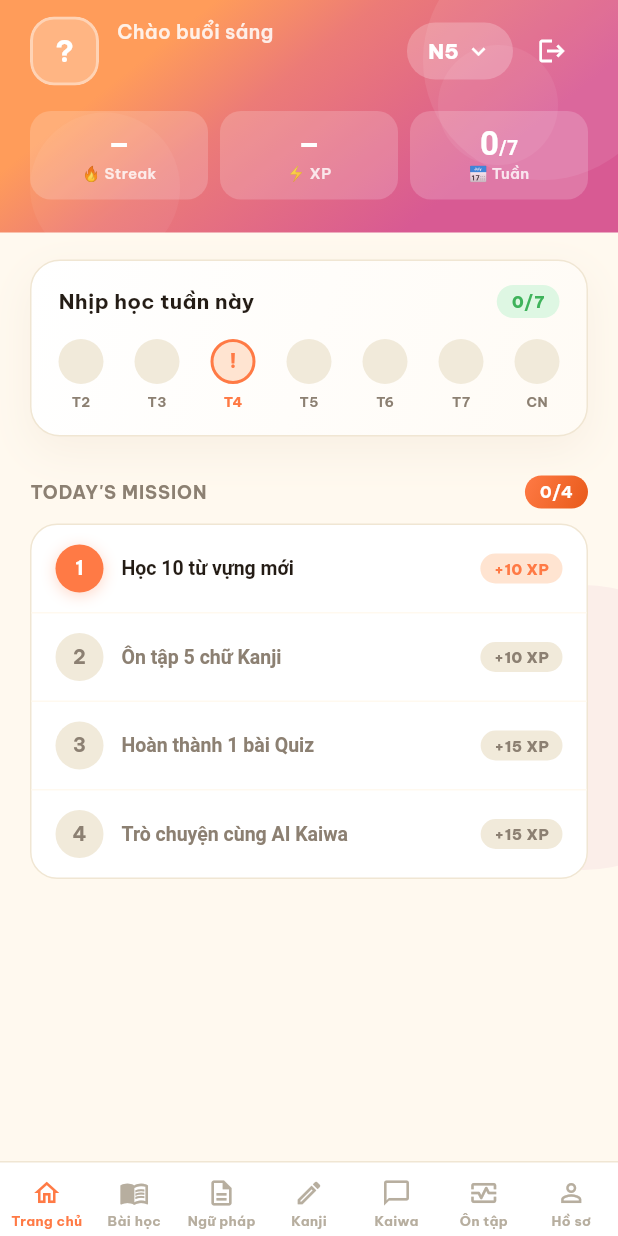
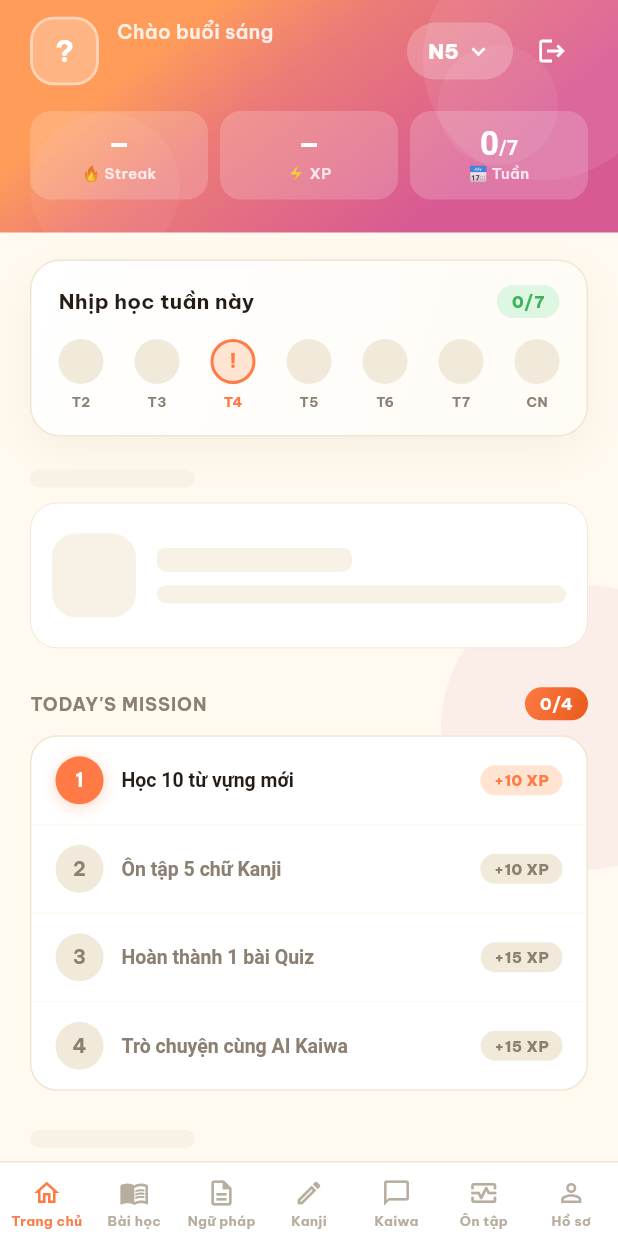
Before and after one commit to vietdct/app_nihongo, a Flutter app: the screen it shows once a user with an empty profile is signed in, on a phone screen of 412 x 824 dp. Run offline on Flutter 3.47's test engine with Material 3 defaults, Android fonts, the phone set to English and light mode, and no system bars; our stand-ins replace audioplayers, drift, drift_flutter, fl_chart, flutter_riverpod, flutter_tts and 6 more; missing offline and left inert: record; accounts and stored records are empty; generated files the repository leaves out were written again; statements that could not run were skipped.

Commit message:
feat(ui): skeleton loading thay vòng xoay ở Home, Bài học, Từ vựng, Kanji, Ngữ pháp
Widget Skeleton dùng chung (1 controller/scope, tĩnh khi giảm chuyển động,
màu riêng sáng/tối, 1 nhãn cho screen reader). Áp dụng cho danh sách và trang
chủ Từ vựng/Kanji/Ngữ pháp, danh sách bài học, Lộ trình IT và 4 vùng của Home
chỉ khi tải lần đầu. Home không còn hiện "0/4" nhiệm vụ khi chưa tải xong.
Không đổi provider, query, cache hay điều hướng.

Co-Authored-By: Claude Sonnet 5.5 <noreply@anthropic.com>

```diff
--- a/lib/features/grammar/grammar_home_screen.dart
+++ b/lib/features/grammar/grammar_home_screen.dart
@@ -8,6 +8,7 @@ import '../../domain/entities/grammar_progress.dart';
 import '../../shared/level_badge.dart';
 import '../../shared/motion/animated_progress_bar.dart';
 import '../../shared/motion/press_scale.dart';
+import '../../shared/skeleton_layouts.dart';
 import '../lesson/providers/content_providers.dart';
 import '../lesson/providers/level_providers.dart';
 import 'providers/grammar_progress_providers.dart';
@@ -33,7 +34,7 @@ class GrammarHomeScreen extends ConsumerWidget {
         actions: const [LevelBadge(), SizedBox(width: 12)],
       ),
       body: grammarAsync.when(
-        loading: () => const Center(child: CircularProgressIndicator()),
+        loading: () => const SectionedHomeSkeleton(),
         error: (e, _) => Center(child: Text('Lỗi: $e')),
         data: (all) {
           if (all.isEmpty) {
--- a/lib/features/grammar/grammar_list_screen.dart
+++ b/lib/features/grammar/grammar_list_screen.dart
@@ -9,6 +9,7 @@ import '../../domain/entities/lesson.dart';
 import '../../shared/debounced_search_field.dart';
 import '../../shared/lesson_filter_dropdown.dart';
 import '../../shared/level_badge.dart';
+import '../../shared/skeleton_layouts.dart';
 import '../lesson/providers/content_providers.dart';
 import '../lesson/providers/level_providers.dart';
 import 'providers/grammar_progress_providers.dart';
@@ -109,7 +110,7 @@ class GrammarListScreen extends ConsumerWidget {
           ),
           Expanded(
             child: grammarAsync.when(
-              loading: () => const Center(child: CircularProgressIndicator()),
+              loading: () => const ListCardSkeleton(),
               error: (e, _) => Center(child: Text('Lỗi: $e')),
               data: (all) {
                 if (all.isEmpty) {
--- a/lib/features/home/home_screen.dart
+++ b/lib/features/home/home_screen.dart
@@ -11,6 +11,8 @@ import '../../shared/level_badge.dart';
 import '../../shared/motion/animated_count.dart';
 import '../../shared/motion/animated_progress_bar.dart';
 import '../../shared/motion/press_scale.dart';
+import '../../shared/skeleton.dart';
+import '../../shared/skeleton_layouts.dart';
 import '../auth/auth_controller.dart';
 import '../grammar/providers/grammar_progress_providers.dart';
 import '../kanji/providers/kanji_progress_providers.dart';
@@ -88,12 +90,21 @@ class HomeScreen extends ConsumerWidget {
     final profile = profileAsync.valueOrNull;
     final displayName = profile?.displayName ?? email;
 
-    final vocabList = ref.watch(vocabularyListProvider).valueOrNull;
-    final kanjiList = ref.watch(kanjiListProvider).valueOrNull;
-    final grammarList = ref.watch(grammarListProvider).valueOrNull;
-    final vocabProgress = ref.watch(vocabProgressProvider).valueOrNull;
-    final kanjiProgress = ref.watch(kanjiProgressProvider).valueOrNull;
-    final grammarProgress = ref.watch(grammarProgressProvider).valueOrNull;
+    final vocabListAsync = ref.watch(vocabularyListProvider);
+    final kanjiListAsync = ref.watch(kanjiListProvider);
+    final grammarListAsync = ref.watch(grammarListProvider);
+    final vocabProgressAsync = ref.watch(vocabProgressProvider);
+    final kanjiProgressAsync = ref.watch(kanjiProgressProvider);
+    final grammarProgressAsync = ref.watch(grammarProgressProvider);
+    final vocabList = vocabListAsync.valueOrNull;
+    final kanjiList = kanjiListAsync.valueOrNull;
+    final grammarList = grammarListAsync.valueOrNull;
+    final vocabProgress = vocabProgressAsync.valueOrNull;
+    final kanjiProgress = kanjiProgressAsync.valueOrNull;
+    final grammarProgress = grammarProgressAsync.valueOrNull;
+    // Chỉ coi là "đang tải lần đầu" khi chưa có dữ liệu nào (đang làm mới mà đã
+    // có dữ liệu cũ thì không phủ skeleton lên nội dung đang hiển thị).
+    bool firstLoad(AsyncValue<Object?> a) => a.isLoading && !a.hasValue;
 
     final progressGauges = <_ProgressGaugeData>[
       if (_knownStats(vocabList, vocabProgress, (v) => v.id) case final s?)
@@ -205,6 +216,9 @@ class HomeScreen extends ConsumerWidget {
                             ],
                           ),
                         ),
+                  loading: () => currentLessonAsync.hasValue
+                      ? const SizedBox.shrink()
+                      : const _SectionSkeleton(top: 22, cardHeight: 96),
                   orElse: () => const SizedBox.shrink(),
                 ),
                 const Padding(
@@ -223,6 +237,16 @@ class HomeScreen extends ConsumerWidget {
                       ],
                     ),
                   ),
+                if (progressGauges.isEmpty &&
+                    [
+                      vocabListAsync,
+                      kanjiListAsync,
+                      grammarListAsync,
+                      vocabProgressAsync,
+                      kanjiProgressAsync,
+                      grammarProgressAsync,
+                    ].any(firstLoad))
+                  const _GaugesSkeleton(),
                 if (progressGauges.isNotEmpty)
                   Padding(
                     padding: const EdgeInsets.fromLTRB(20, 26, 20, 0),
@@ -246,6 +270,8 @@ class HomeScreen extends ConsumerWidget {
                       ],
                     ),
                   ),
+                if (wordOfDay == null && firstLoad(vocabListAsync))
+                  const _SectionSkeleton(top: 26, cardHeight: 90),
                 if (wordOfDay != null)
                   Padding(
                     padding: const EdgeInsets.fromLTRB(20, 26, 20, 0),
@@ -843,7 +869,9 @@ class _TodayMissionSection extends ConsumerWidget {
 
   @override
   Widget build(BuildContext context, WidgetRef ref) {
-    final status = ref.watch(dailyMissionStatusProvider).valueOrNull;
+    final statusAsync = ref.watch(dailyMissionStatusProvider);
+    final status = statusAsync.valueOrNull;
+    final statusLoading = statusAsync.isLoading && !statusAsync.hasValue;
     final missions = [
       _MissionData(
         label: 'Học 10 từ vựng mới',
@@ -876,8 +904,15 @@ class _TodayMissionSection extends ConsumerWidget {
           mainAxisAlignment: MainAxisAlignment.spaceBetween,
           children: [
             const _SectionLabel("Today's Mission"),
+            // Đang tải trạng thái lần đầu: không hiện "0/4" như thể chưa làm gì.
+            if (statusLoading)
+              const SkeletonScope(
+                child: SkeletonBox(width: 34, height: 20, radius: 100),
+              )
+            else
               Container(
-              padding: const EdgeInsets.symmetric(horizontal: 10, vertical: 3),
+                padding:
+                    const EdgeInsets.symmetric(horizontal: 10, vertical: 3),
                 decoration: BoxDecoration(
                   gradient: const LinearGradient(
                     begin: Alignment.topLeft,
@@ -1332,3 +1367,93 @@ class _StaggerInState extends State<_StaggerIn>
     );
   }
 }
+
+/// Khung giữ chỗ cho 1 khu vực Home (nhãn + 1 thẻ) khi dữ liệu của khu vực đó
+/// đang tải lần đầu — chiều cao gần thẻ thật để không nhảy bố cục.
+class _SectionSkeleton extends StatelessWidget {
+  const _SectionSkeleton({required this.top, required this.cardHeight});
+
+  final double top;
+  final double cardHeight;
+
+  @override
+  Widget build(BuildContext context) {
+    return Padding(
+      padding: EdgeInsets.fromLTRB(20, top, 20, 0),
+      child: SkeletonScope(
+        child: Column(
+          crossAxisAlignment: CrossAxisAlignment.start,
+          children: [
+            const SkeletonBox(width: 110, height: 12),
+            const SizedBox(height: 10),
+            SkeletonCard(
+              radius: 18,
+              child: SizedBox(
+                height: cardHeight - 28,
+                child: const Row(
+                  children: [
+                    SkeletonBox(width: 56, height: 56, radius: 16),
+                    SizedBox(width: 14),
+                    Expanded(
+                      child: Column(
+                        mainAxisAlignment: MainAxisAlignment.center,
+                        crossAxisAlignment: CrossAxisAlignment.start,
+                        children: [
+                          SkeletonBox(width: 130, height: 16),
+                          SizedBox(height: 9),
+                          SkeletonBox(height: 12),
+                        ],
+                      ),
+                    ),
+                  ],
+                ),
+              ),
+            ),
+          ],
+        ),
+      ),
+    );
+  }
+}
+
+/// Khung giữ chỗ cho hàng 3 vòng "Tiến độ học tập" khi chưa có dữ liệu nào.
+class _GaugesSkeleton extends StatelessWidget {
+  const _GaugesSkeleton();
+
+  @override
+  Widget build(BuildContext context) {
+    return Padding(
+      padding: const EdgeInsets.fromLTRB(20, 26, 20, 0),
+      child: SkeletonScope(
+        child: Column(
+          crossAxisAlignment: CrossAxisAlignment.start,
+          children: [
+            const SkeletonBox(width: 110, height: 12),
+            const SizedBox(height: 12),
+            Row(
+              children: [
+                for (var i = 0; i < 3; i++) ...[
+                  if (i > 0) const SizedBox(width: 10),
+                  const Expanded(
+                    child: SkeletonCard(
+                      padding:
+                          EdgeInsets.symmetric(vertical: 16, horizontal: 10),
+                      radius: 18,
+                      child: Column(
+                        children: [
+                          SkeletonBox(width: 60, height: 60, circle: true),
+                          SizedBox(height: 10),
+                          SkeletonBox(width: 50, height: 12),
+                        ],
+                      ),
+                    ),
+                  ),
+                ],
+              ],
+            ),
+          ],
+        ),
+      ),
+    );
+  }
+}
--- a/lib/features/kanji/kanji_home_screen.dart
+++ b/lib/features/kanji/kanji_home_screen.dart
@@ -8,6 +8,7 @@ import '../../domain/entities/kanji_progress.dart';
 import '../../shared/level_badge.dart';
 import '../../shared/motion/animated_progress_bar.dart';
 import '../../shared/motion/press_scale.dart';
+import '../../shared/skeleton_layouts.dart';
 import '../lesson/providers/content_providers.dart';
 import '../lesson/providers/level_providers.dart';
 import 'providers/kanji_progress_providers.dart';
@@ -33,7 +34,7 @@ class KanjiHomeScreen extends ConsumerWidget {
         actions: const [LevelBadge(), SizedBox(width: 12)],
       ),
       body: kanjiAsync.when(
-        loading: () => const Center(child: CircularProgressIndicator()),
+        loading: () => const SectionedHomeSkeleton(),
         error: (e, _) => Center(child: Text('Lỗi: $e')),
         data: (all) {
           if (all.isEmpty) {
--- a/lib/features/kanji/kanji_list_screen.dart
+++ b/lib/features/kanji/kanji_list_screen.dart
@@ -8,6 +8,7 @@ import '../../domain/entities/lesson.dart';
 import '../../shared/debounced_search_field.dart';
 import '../../shared/lesson_filter_dropdown.dart';
 import '../../shared/level_badge.dart';
+import '../../shared/skeleton_layouts.dart';
 import '../lesson/providers/content_providers.dart';
 import '../lesson/providers/level_providers.dart';
 import 'providers/kanji_progress_providers.dart';
@@ -113,7 +114,7 @@ class KanjiListScreen extends ConsumerWidget {
           ),
           Expanded(
             child: kanjiAsync.when(
-              loading: () => const Center(child: CircularProgressIndicator()),
+              loading: () => const KanjiGridSkeleton(),
               error: (e, _) => Center(child: Text('Lỗi: $e')),
               data: (all) {
                 if (all.isEmpty) {
--- a/lib/features/lesson/lesson_list_screen.dart
+++ b/lib/features/lesson/lesson_list_screen.dart
@@ -6,6 +6,7 @@ import '../../core/theme/app_theme.dart';
 import '../../shared/level_badge.dart';
 import '../../shared/motion/fade_switcher.dart';
 import '../../shared/motion/press_scale.dart';
+import '../../shared/skeleton_layouts.dart';
 import 'it_learning_hub.dart';
 import 'providers/content_providers.dart';
 import 'providers/level_providers.dart';
@@ -26,8 +27,7 @@ class LessonListScreen extends ConsumerWidget {
       ),
       body: FadeSwitcher(
         child: lessons.when(
-        loading: () => const Center(
-            key: ValueKey('loading'), child: CircularProgressIndicator()),
+        loading: () => const LessonListSkeleton(key: ValueKey('loading')),
         error: (e, _) =>
             Center(key: const ValueKey('error'), child: Text('Lỗi: $e')),
         data: (items) {
--- a/lib/features/vocabulary/vocabulary_home_screen.dart
+++ b/lib/features/vocabulary/vocabulary_home_screen.dart
@@ -10,6 +10,7 @@ import '../../domain/services/word_of_the_day.dart';
 import '../../shared/jp_speak_button.dart';
 import '../../shared/level_badge.dart';
 import '../../shared/motion/press_scale.dart';
+import '../../shared/skeleton_layouts.dart';
 import '../lesson/providers/content_providers.dart';
 import '../lesson/providers/level_providers.dart';
 import 'providers/vocab_progress_providers.dart';
@@ -60,7 +61,7 @@ class VocabularyHomeScreen extends ConsumerWidget {
         ],
       ),
       body: vocabAsync.when(
-        loading: () => const Center(child: CircularProgressIndicator()),
+        loading: () => const SectionedHomeSkeleton(),
         error: (e, _) => Center(child: Text('Lỗi: $e')),
         data: (all) {
           if (all.isEmpty) {
--- a/lib/features/vocabulary/vocabulary_list_screen.dart
+++ b/lib/features/vocabulary/vocabulary_list_screen.dart
@@ -20,6 +20,7 @@ import '../../shared/level_badge.dart';
 import '../../shared/vocab_category_filter_dropdown.dart';
 import '../../shared/vocab_status_filter_dropdown.dart';
 import '../../shared/motion/playing_indicator.dart';
+import '../../shared/skeleton_layouts.dart';
 import '../lesson/providers/content_providers.dart';
 import '../lesson/providers/level_providers.dart';
 import 'providers/vocab_progress_providers.dart';
@@ -171,7 +172,7 @@ class VocabularyListScreen extends ConsumerWidget {
           ),
           Expanded(
             child: vocabAsync.when(
-              loading: () => const Center(child: CircularProgressIndicator()),
+              loading: () => const ListCardSkeleton(trailingPill: true),
               error: (e, _) => Center(child: Text('Lỗi: $e')),
               data: (all) {
                 var filtered = all;
--- /dev/null
+++ b/lib/shared/skeleton.dart
@@ -0,0 +1,129 @@
+import 'package:flutter/material.dart';
+
+import '../core/theme/app_motion.dart';
+
+/// Khung giữ chỗ khi nội dung đang tải (chỉ mô phỏng hình dạng, KHÔNG chứa dữ
+/// liệu giả). Dùng bọc [SkeletonScope] quanh cả cụm skeleton của một vùng rồi
+/// đặt các [SkeletonBox] bên trong.
+///
+/// [SkeletonScope] giữ MỘT AnimationController chung cho mọi ô bên trong (không
+/// mỗi ô một controller), nhịp nhấp nhẹ ~1,4 giây; tự dừng và dispose khi bị gỡ
+/// khỏi cây (tức là ngay khi dữ liệu tải xong). Bật "Giảm chuyển động" → ô tĩnh,
+/// không chạy gì. Đọc màn hình chỉ nghe thấy một nhãn "Đang tải nội dung" thay
+/// vì từng ô.
+class SkeletonScope extends StatefulWidget {
+  const SkeletonScope({super.key, required this.child});
+
+  final Widget child;
+
+  @override
+  State<SkeletonScope> createState() => _SkeletonScopeState();
+}
+
+class _SkeletonScopeState extends State<SkeletonScope>
+    with SingleTickerProviderStateMixin {
+  late final AnimationController _controller = AnimationController(
+    vsync: this,
+    duration: const Duration(milliseconds: 1400),
+  );
+
+  @override
+  void didChangeDependencies() {
+    super.didChangeDependencies();
+    if (AppMotion.reduced(context)) {
+      _controller
+        ..stop()
+        ..value = 0;
+    } else if (!_controller.isAnimating) {
+      _controller.repeat(reverse: true);
+    }
+  }
+
+  @override
+  void dispose() {
+    _controller.dispose();
+    super.dispose();
+  }
+
+  @override
+  Widget build(BuildContext context) {
+    return _SkeletonAnimation(
+      animation: _controller,
+      child: Semantics(
+        label: 'Đang tải nội dung',
+        child: ExcludeSemantics(child: widget.child),
+      ),
+    );
+  }
+}
+
+class _SkeletonAnimation extends InheritedWidget {
+  const _SkeletonAnimation({required this.animation, required super.child});
+
+  final Animation<double> animation;
+
+  static Animation<double>? maybeOf(BuildContext context) => context
+      .dependOnInheritedWidgetOfExactType<_SkeletonAnimation>()
+      ?.animation;
+
+  // Animation là Listenable ổn định (cùng 1 controller); không cần thông báo.
+  @override
+  bool updateShouldNotify(_SkeletonAnimation old) => animation != old.animation;
+}
+
+/// Một ô giữ chỗ (dòng chữ, thẻ, avatar...). Đặt trong [SkeletonScope] để có
+/// nhịp nhấp; đứng ngoài scope thì hiện tĩnh. Màu riêng cho sáng/tối (nền tối
+/// dịu, không chói).
+class SkeletonBox extends StatelessWidget {
+  const SkeletonBox({
+    super.key,
+    this.width,
+    this.height = 12,
+    this.radius = 6,
+    this.circle = false,
+  });
+
+  /// null = giãn theo ràng buộc của cha.
+  final double? width;
+  final double height;
+  final double radius;
+
+  /// Hình tròn (avatar/icon); khi đó dùng [width] (hoặc [height]) làm đường kính.
+  final bool circle;
+
+  static const _lightBase = Color(0xFFF1EADA);
+  static const _lightHighlight = Color(0xFFF8F3E8);
+  static const _darkBase = Color(0xFF1C2426);
+  static const _darkHighlight = Color(0xFF242E31);
+
+  @override
+  Widget build(BuildContext context) {
+    final dark = Theme.of(context).brightness == Brightness.dark;
+    final base = dark ? _darkBase : _lightBase;
+    final highlight = dark ? _darkHighlight : _lightHighlight;
+    final animation = _SkeletonAnimation.maybeOf(context);
+    final size = circle ? (width ?? height) : null;
+
+    Widget box(Color color) => Container(
+          width: circle ? size : width,
+          height: circle ? size : height,
+          decoration: BoxDecoration(
+            color: color,
+            shape: circle ? BoxShape.circle : BoxShape.rectangle,
+            borderRadius: circle ? null : BorderRadius.circular(radius),
+          ),
+        );
+
+    if (animation == null) return box(base);
+    return AnimatedBuilder(
+      animation: animation,
+      builder: (context, _) => box(
+        Color.lerp(
+          base,
+          highlight,
+          Curves.easeInOut.transform(animation.value),
+        )!,
+      ),
+    );
+  }
+}
```
Also changed, not shown: lib/features/lesson/it_learning_hub.dart (+5 -2 lines), lib/shared/skeleton_layouts.dart (added, +224 -0 lines), 2 other files. Lines whose indentation alone changed are shown as unchanged.
